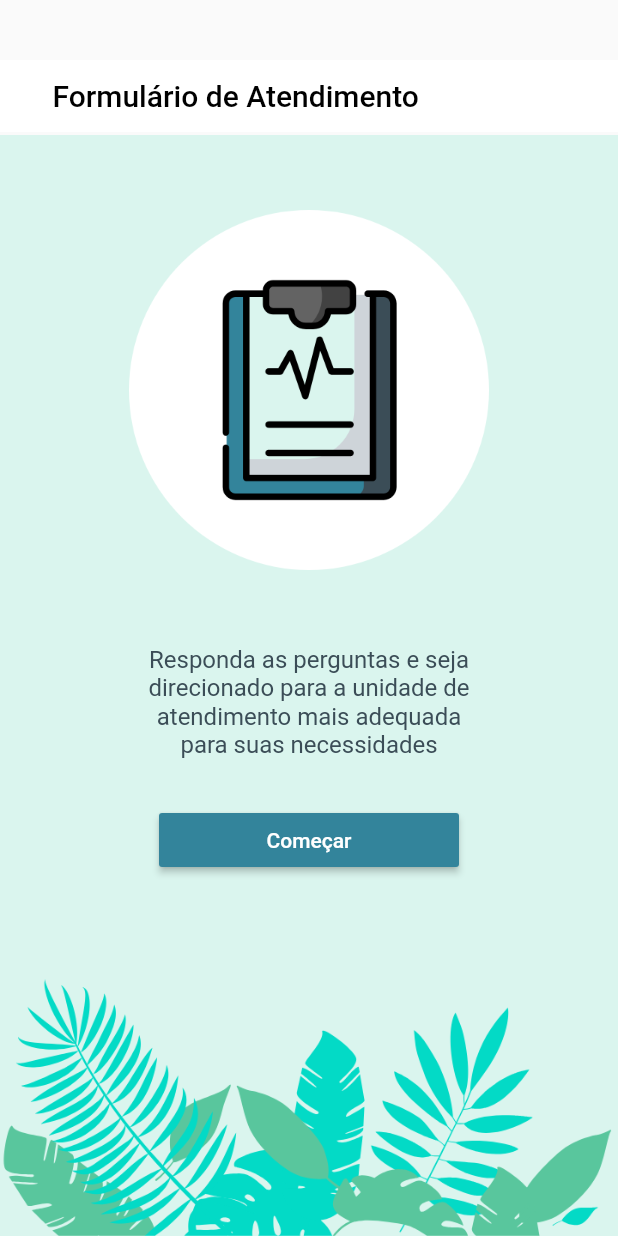
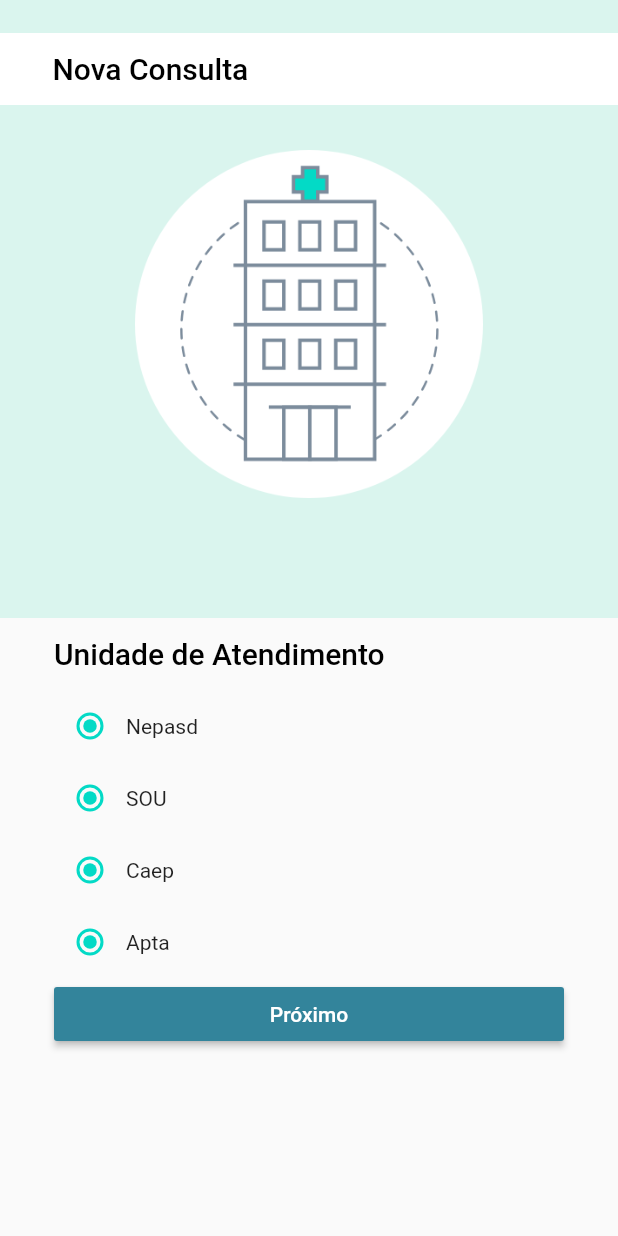
Before and after one commit to MathCastro/Apoio-UnB, a Flutter app: the RegistrarView screen opened by its route, after a tap on "Registrar", on a phone screen of 412 x 824 dp. Run offline on Flutter 3.47's test engine with Material 2 defaults, Android fonts, the phone set to English and light mode, and no system bars; our stand-ins replace firebase_auth, firebase_database; accounts and stored records are empty.

Commit message:
nova consulta unid atend

```diff
--- a/lib/main.dart
+++ b/lib/main.dart
@@ -1,3 +1,4 @@
+import 'package:apoio_unb/view/NovaConsultaUnidAtendView.dart';
 import 'package:flutter/material.dart';
 import 'view/LoginView.dart';
 import 'view/FirstView.dart';
@@ -32,6 +33,7 @@ class MyApp extends StatelessWidget {
         '/registrar': (context) => RegistrarView(),
         '/perfil' : (context) => ProfileView(),
         '/formulario_inicial' : (context) => AtendimentoInicialView(),
+        '/nova_consulta_unid_atend' : (context) => NovaConsultaUnidAtendView(),
       }
     );
   }
--- /dev/null
+++ b/lib/view/NovaConsultaUnidAtendView.dart
@@ -0,0 +1,139 @@
+import 'dart:io';
+import '../res/Colors.dart';
+
+import 'package:flutter/material.dart';
+import 'package:flutter/painting.dart';
+
+class NovaConsultaUnidAtendView extends StatelessWidget {
+
+  @override
+  Widget build(BuildContext context) {
+    final double height = MediaQuery.of(context).size.height;
+    final double width = MediaQuery.of(context).size.width;
+    return Scaffold(
+      body: Container(
+        height: height,
+        child: Stack(
+          alignment: Alignment.topCenter,
+          children: <Widget>[
+            Container(
+              height: height * 0.5,
+              color: colorLightBlueGreyTwo,
+            ),
+            Padding(
+                padding: const EdgeInsets.only(top: 22.0, bottom: 40.0),
+                child: Container(
+                  color: Colors.white,
+                  width: width,
+                  height: 48.0,
+                  child: Padding(
+                      padding: const EdgeInsets.only(left: 35.0),
+                      child: Row(
+                        crossAxisAlignment: CrossAxisAlignment.center,
+                        children: <Widget>[
+                          Text(
+                            "Nova Consulta",
+                            style: TextStyle(
+                                color: Colors.black,
+                                fontWeight: FontWeight.w500,
+                                fontFamily: "Roboto",
+                                fontStyle: FontStyle.normal,
+                                fontSize: 20.0),
+                          ),
+                        ],
+                      )),
+                )),
+            Padding(
+              padding: const EdgeInsets.only(top: 100),
+              child: Image.asset(
+                'assets/drawable-xhdpi/illustration-unidades-de-atendimento.png',
+                width: width - 180,
+              ),
+            ),
+            Positioned(
+              top: height * 0.5,
+              child: Container(
+                width: width - 72,
+                height: height * 0.5,
+                child: Column(
+                  crossAxisAlignment: CrossAxisAlignment.start,
+                  children: <Widget>[
+                    Container(
+                      width: width,
+                      height: 48.0,
+                      child: Row(
+                        crossAxisAlignment: CrossAxisAlignment.center,
+                        children: <Widget>[
+                          Text(
+                            "Unidade de Atendimento",
+                            style: TextStyle(
+                                color: Colors.black,
+                                fontWeight: FontWeight.w500,
+                                fontFamily: "Roboto",
+                                fontStyle: FontStyle.normal,
+                                fontSize: 20.0),
+                          ),
+                        ],
+                      ),
+                    ),
+                    Row(
+                      children: <Widget>[
+                        Radio(
+                        value: 1,
+                        activeColor: colorAquamarine,
+                        groupValue: 1, onChanged: (int value) {},
+                      ),
+                        Text('Nepasd'),
+                      ],
+                    ),
+                    Row(
+                      children: <Widget>[
+                        Radio(
+                        value: 1,
+                        activeColor: colorAquamarine,
+                        groupValue: 1, onChanged: (int value) {},
+                      ),
+                        Text('SOU'),
+                      ],
+                    ),
+                    Row(
+                      children: <Widget>[
+                        Radio(
+                        value: 1,
+                        activeColor: colorAquamarine,
+                        groupValue: 1, onChanged: (int value) {},
+                      ),
+                        Text('Caep'),
+                      ],
+                    ),
+                    Row(
+                      children: <Widget>[
+                        Radio(
+                        value: 1,
+                        activeColor: colorAquamarine,
+                        groupValue: 1, onChanged: (int value) {},
+                      ),
+                        Text('Apta'),
+                      ],
+                    ),
+                    RaisedButton(
+                      color: colorMutedBlue,
+                      onPressed: () {
+                      },
+                      child: Center(
+                        child: Text(
+                          "Próximo",
+                          style: TextStyle(color: Colors.white),
+                        ),
+                      ),
+                    ),
+                  ],
+                ),
+              ),
+            ),
+          ],
+        ),
+      ),
+    );
+  }
+}
--- a/lib/view/RegistrarView.dart
+++ b/lib/view/RegistrarView.dart
@@ -338,7 +338,7 @@ class MyCustomFormState extends State<MyCustomForm> {
                       print('Printing the login data.');
                       print('User: ${_user.toString()}');
                     }
-                    Navigator.pushNamed(context, '/formulario_inicial');
+                    Navigator.pushNamed(context, '/nova_consulta_unid_atend');
                   },
                   child: Center(
                     child: Text(
--- a/pubspec.yaml
+++ b/pubspec.yaml
@@ -56,6 +56,7 @@ flutter:
     - assets/drawable-xhdpi/Repetição de grade 17.png
     - assets/drawable-xhdpi/Icon - Search - Filled.png
     - assets/drawable-xhdpi/illustration-novo-formulario.png
+    - assets/drawable-xhdpi/illustration-unidades-de-atendimento.png
 
   # An image asset can refer to one or more resolution-specific "variants", see
   # https://flutter.dev/assets-and-images/#resolution-aware.
```
